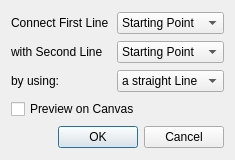
Before: the Qt Designer form scribus/plugins/tools/pathconnect/pathconnectdialogbase.ui in scribusproject/scribus, drawn with Qt 5.
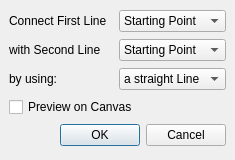
After: the same form once the commit is applied.

Commit message: #16453: Unify margins and spacing for dialogs, set 3 <bubu>

```diff
--- a/scribus/plugins/tools/pathconnect/pathconnectdialogbase.ui
+++ b/scribus/plugins/tools/pathconnect/pathconnectdialogbase.ui
@@ -12,10 +12,22 @@
   <property name="windowTitle" >
    <string>Connect Paths</string>
   </property>
-  <layout class="QGridLayout" name="gridLayout" >
-   <item row="0" column="0" >
-    <widget class="QLabel" name="label" >
-     <property name="text" >
+  <layout class="QGridLayout" name="gridLayout">
+   <property name="leftMargin">
+    <number>9</number>
+   </property>
+   <property name="topMargin">
+    <number>9</number>
+   </property>
+   <property name="rightMargin">
+    <number>9</number>
+   </property>
+   <property name="bottomMargin">
+    <number>9</number>
+   </property>
+   <item row="0" column="0">
+    <widget class="QLabel" name="label">
+     <property name="text">
       <string>Connect First Line</string>
      </property>
     </widget>
```
Left out of the diff: 69 changed lines with no effect on the pictures. The commit also changes 5 other files.
